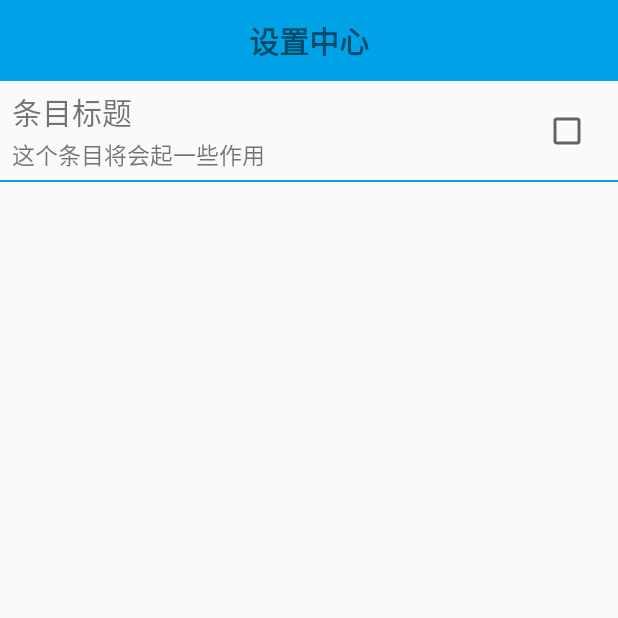
After one commit to thiscoders/android_jarvis, an Android app: the SettingActivity screen opened directly, with no data from a screen before it, on a phone screen of 412 x 824 dp, the top half of it. The commit adds this screen. Run offline under Robolectric (Android 15) with nearby library versions, the phone set to English and light mode, and no system bars.

Commit message:
Setting条目项自定义之前的保存节点

```diff
--- a/src/main/AndroidManifest.xml
+++ b/src/main/AndroidManifest.xml
@@ -16,6 +16,7 @@
             </intent-filter>
         </activity>
         <activity android:name=".activity.HomeActivity" />
+        <activity android:name=".activity.SettingActivity" />
 
         <provider
             android:name="android.support.v4.content.FileProvider"
--- /dev/null
+++ b/src/main/java/ye/droid/jarvis/activity/SettingActivity.java
@@ -0,0 +1,19 @@
+package ye.droid.jarvis.activity;
+
+import android.os.Bundle;
+import android.support.annotation.Nullable;
+import android.support.v7.app.AppCompatActivity;
+
+import ye.droid.jarvis.R;
+
+/**
+ * Created by ye on 2017/5/9.
+ */
+
+public class SettingActivity extends AppCompatActivity {
+    @Override
+    protected void onCreate(@Nullable Bundle savedInstanceState) {
+        super.onCreate(savedInstanceState);
+        setContentView(R.layout.activity_setting);
+    }
+}
--- /dev/null
+++ b/src/main/java/ye/droid/jarvis/cvs/SettingItem.java
@@ -0,0 +1,55 @@
+package ye.droid.jarvis.cvs;
+
+import android.content.Context;
+import android.support.annotation.Nullable;
+import android.util.AttributeSet;
+import android.util.Log;
+import android.view.View;
+import android.widget.CheckBox;
+import android.widget.LinearLayout;
+import android.widget.TextView;
+
+import ye.droid.jarvis.R;
+
+/**
+ * Created by ye on 2017/5/9.
+ */
+
+public class SettingItem extends LinearLayout {
+    private final String TAG = SettingItem.class.getSimpleName();
+    private TextView tv_item_title;
+    private TextView tv_item_subtitle;
+    private CheckBox tv_item_check;
+
+
+    public SettingItem(Context context) {
+        this(context, null);
+    }
+
+    public SettingItem(Context context, @Nullable AttributeSet attrs) {
+        this(context, attrs, 0);
+    }
+
+    public SettingItem(Context context, @Nullable AttributeSet attrs, int defStyleAttr) {
+        super(context, attrs, defStyleAttr);
+        View.inflate(getContext(), R.layout.item_setting, this);
+
+        initUI();
+
+
+    }
+
+    private void initUI() {
+        tv_item_title = (TextView) findViewById(R.id.tv_item_title);
+        tv_item_subtitle = (TextView) findViewById(R.id.tv_item_subtitle);
+        tv_item_check = (CheckBox) findViewById(R.id.tv_item_check);
+    }
+
+    private void initData() {
+
+    }
+
+    /*public SettingItem(Context context, AttributeSet attrs, int defStyleAttr, int defStyleRes) {
+        super(context, attrs, defStyleAttr, defStyleRes);
+    }*/
+}
--- /dev/null
+++ b/src/main/res/layout/activity_setting.xml
@@ -0,0 +1,16 @@
+<?xml version="1.0" encoding="utf-8"?>
+<LinearLayout xmlns:android="http://schemas.android.com/apk/res/android"
+    android:layout_width="match_parent"
+    android:layout_height="match_parent"
+    android:orientation="vertical">
+
+    <TextView
+        style="@style/JTitleStyle"
+        android:text="@string/setting_title" />
+
+    <ye.droid.jarvis.cvs.SettingItem
+        android:layout_width="match_parent"
+        android:layout_height="wrap_content" />
+
+
+</LinearLayout>
--- a/src/main/res/layout/item_home_menu.xml
+++ b/src/main/res/layout/item_home_menu.xml
@@ -15,7 +15,7 @@
         android:id="@+id/tv_menu_title"
         android:layout_width="wrap_content"
         android:layout_height="wrap_content"
-        android:paddingTop="3dp"
+        android:paddingTop="5dp"
         android:text="@string/app_name"
         android:textSize="13dp"
         android:textStyle="bold" />
--- /dev/null
+++ b/src/main/res/layout/item_setting.xml
@@ -0,0 +1,39 @@
+<?xml version="1.0" encoding="utf-8"?>
+<RelativeLayout xmlns:android="http://schemas.android.com/apk/res/android"
+    android:layout_width="match_parent"
+    android:layout_height="wrap_content">
+
+    <TextView
+        android:id="@+id/tv_item_title"
+        android:layout_width="wrap_content"
+        android:layout_height="wrap_content"
+        android:paddingLeft="8dp"
+        android:paddingTop="5dp"
+        android:text="@string/common_item_title"
+        android:textSize="20dp" />
+
+    <TextView
+        android:id="@+id/tv_item_subtitle"
+        android:layout_width="wrap_content"
+        android:layout_height="wrap_content"
+        android:layout_below="@id/tv_item_title"
+        android:paddingBottom="5dp"
+        android:paddingLeft="8dp"
+        android:paddingTop="2dp"
+        android:text="@string/common_item_content"
+        android:textSize="15dp" />
+
+    <CheckBox
+        android:id="@+id/tv_item_check"
+        android:layout_width="wrap_content"
+        android:layout_height="wrap_content"
+        android:layout_alignParentRight="true"
+        android:layout_centerVertical="true"
+        android:paddingRight="18dp" />
+
+    <View
+        android:layout_width="match_parent"
+        android:layout_height="1dp"
+        android:layout_below="@id/tv_item_subtitle"
+        android:background="@color/colorSetting" />
+</RelativeLayout>
--- a/src/main/res/values/colors.xml
+++ b/src/main/res/values/colors.xml
@@ -2,8 +2,10 @@
 <resources>
     <color name="colorPrimary">#3F51B5</color>
     <color name="colorPrimaryDark">#303F9F</color>
-    <color name="colorAccent">#FF4081</color>
+    <color name="colorAccent">#22b14c</color>
     <color name="colorSplashText">#fff200</color>
     <color name="colorTitle">#00a2e8</color>
     <color name="colorSplashBack">#00a2e8</color>
+    <color name="colorCommon">#000000</color>
+    <color name="colorSetting">#00a2e8</color>
 </resources>
--- a/src/main/res/values/strings.xml
+++ b/src/main/res/values/strings.xml
@@ -4,4 +4,14 @@
     <string name="home_welcome">欢迎回来，我是Jarvis，让我看看有什么可以为您效劳的！把你的手机交给我，我会将它管理的井井有条！！！</string>
     <string name="home_title">控制台</string>
     <string name="splash_app_icon">J.A.R.V.I.S</string>
+    <string name="setting_title">设置中心</string>
+    <string name="common_item_title">条目标题</string>
+    <string name="common_item_content">这个条目将会起一些作用</string>
+
+    <string name="update_title" translatable="true">自动更新</string>
+    <string name="update_subtitle_positive">自动更新已经开启</string>
+    <string name="update_subtitle_negative">自动更新已经关闭</string>
+
+    <string name="aboutapp_title">关于软件</string>
+    <string name="aboutapp_subtitle">自动更新已经开启</string>
 </resources>
```
Also changed, not shown: src/main/java/ye/droid/jarvis/activity/HomeActivity.java (+35 -1 lines), src/main/res/values/attrs.xml (added, +8 -0 lines).
